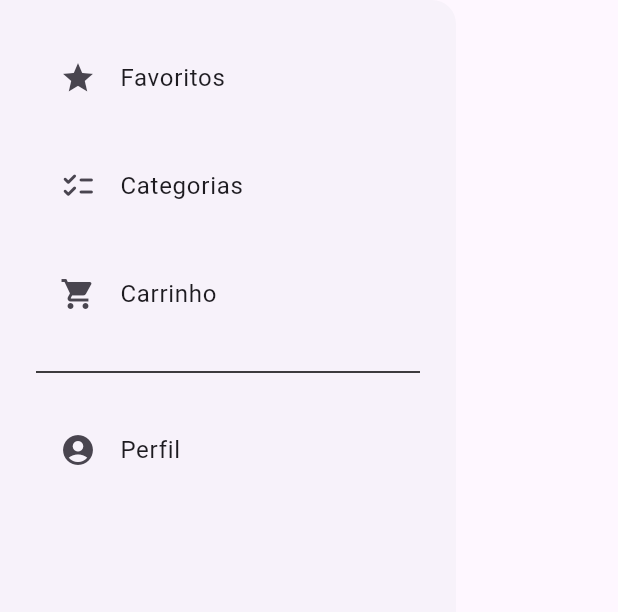
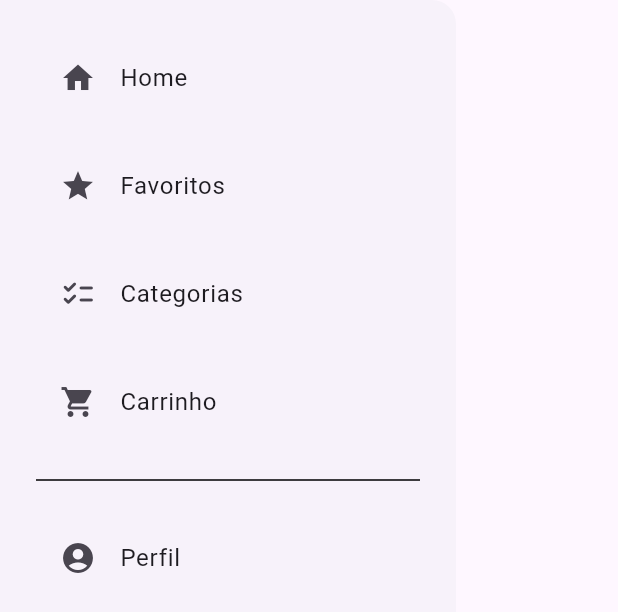
Before and after one commit to Zanqueta20/Prisma_Mobile, a Flutter app: what hamburguer() shows on an empty page, opened directly, on a phone screen of 412 x 824 dp. Shown: the top 612 px of the screen. Run offline on Flutter 3.47's test engine with Material 3 defaults, Android fonts, the phone set to English and light mode, and no system bars.

Commit message:
Adicionando a opção de home no menu hamburguer

```diff
--- a/lib/hamburguer.dart
+++ b/lib/hamburguer.dart
@@ -28,6 +28,12 @@ Widget itemHamburguer(BuildContext context) => Container(
     child: Wrap(
     runSpacing: 16,
     children: [
+      ListTile(
+        leading: const Icon(Icons.home),
+        title: Text("Home"),
+        onTap: (){Navigator.push(context, MaterialPageRoute(builder: (context)=>Principal() ));},
+      ),
+
       ListTile(
         leading: const Icon(Icons.star),
         title: Text("Favoritos"),
```
